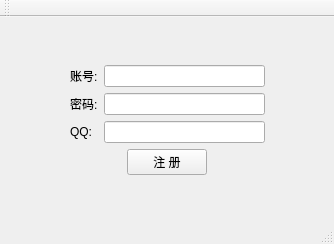
The window that ui/wnd_client.ui (decenfrontier/PyNetAuth) describes before a commit, drawn with Qt 5.
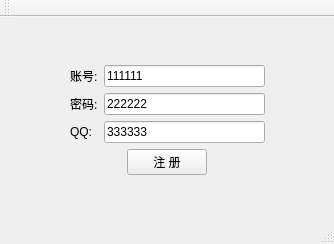
The same window after the commit.

What changed in the file:
```diff
--- a/ui/wnd_client.ui
+++ b/ui/wnd_client.ui
@@ -230,6 +230,9 @@
                <property name="toolTip">
                 <string>6-12位</string>
                </property>
+               <property name="text">
+                <string>111111</string>
+               </property>
               </widget>
              </item>
              <item row="2" column="1">
@@ -237,6 +240,9 @@
                <property name="toolTip">
                 <string>5-10位</string>
                </property>
+               <property name="text">
+                <string>333333</string>
+               </property>
               </widget>
              </item>
              <item row="1" column="1">
@@ -244,6 +250,9 @@
                <property name="toolTip">
                 <string>6-12位</string>
                </property>
+               <property name="text">
+                <string>222222</string>
+               </property>
               </widget>
              </item>
             </layout>
```
